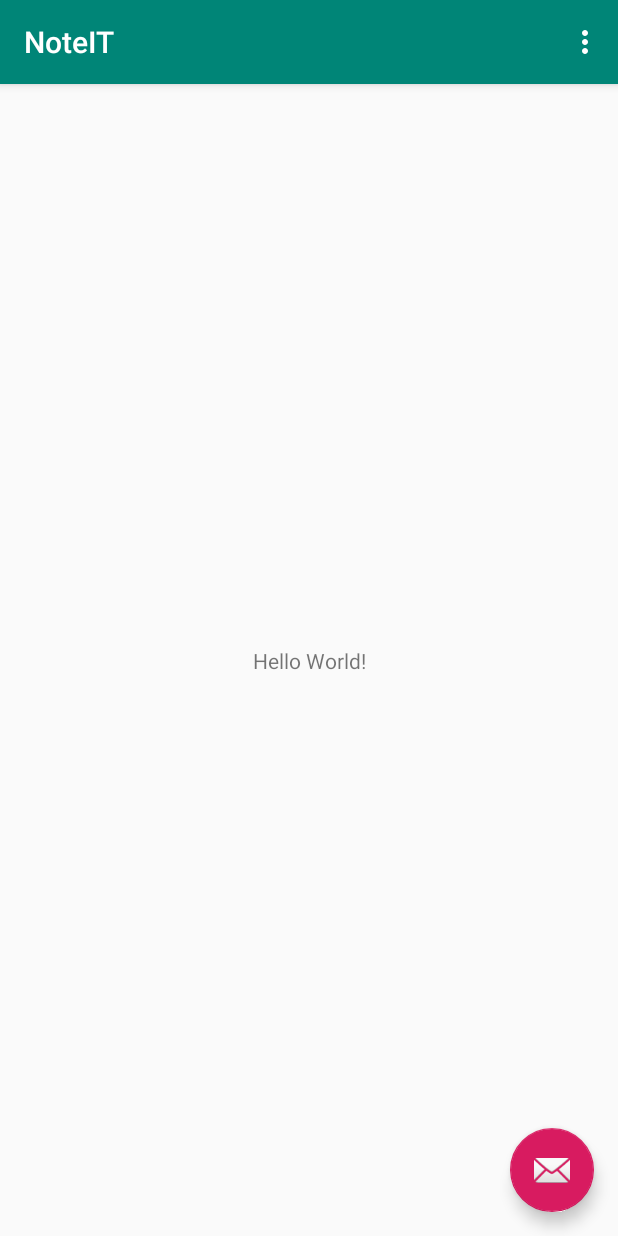
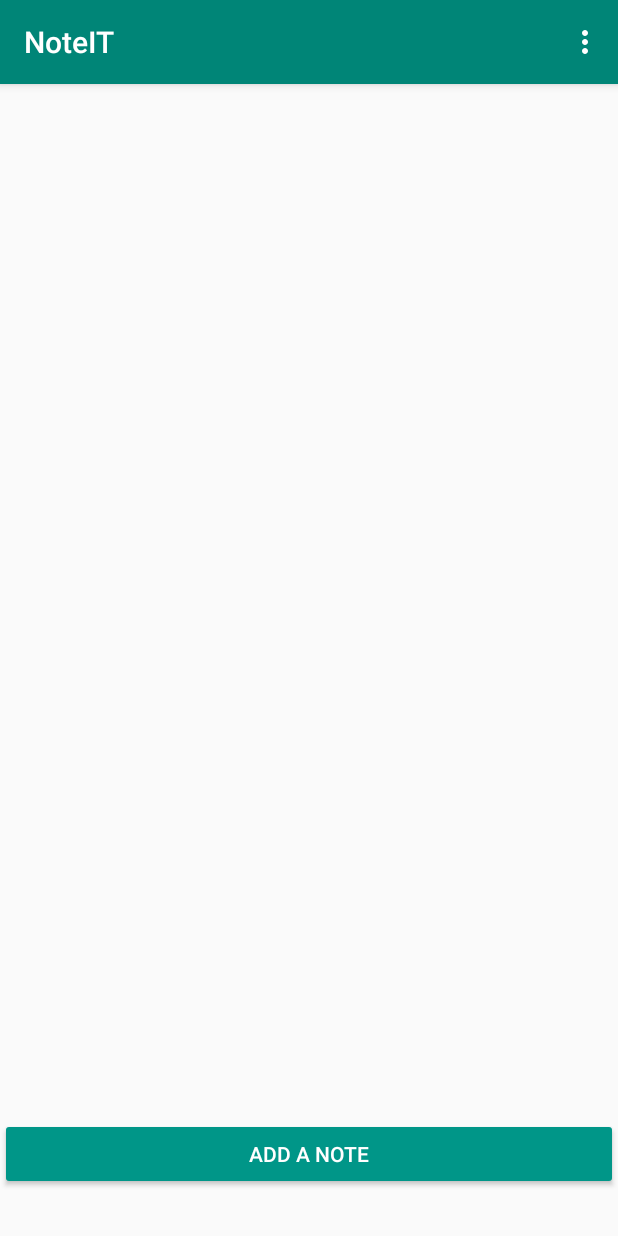
Before and after one commit to sagar9268/NoteIT, an Android app: the screen it shows after launch (MainActivity), on a phone screen of 412 x 824 dp. Run offline under Robolectric (Android 15) with nearby library versions, the phone set to English and light mode, and no system bars.

Commit message:
layout update

```diff
--- a/app/src/main/java/com/sagar/noteit/MainActivity.java
+++ b/app/src/main/java/com/sagar/noteit/MainActivity.java
@@ -21,6 +21,7 @@ public class MainActivity extends AppCompatActivity {
         Toolbar toolbar = findViewById(R.id.toolbar);
         setSupportActionBar(toolbar);
 
+        /*
         FloatingActionButton fab = findViewById(R.id.fab);
         fab.setOnClickListener(new View.OnClickListener() {
             @Override
@@ -29,6 +30,7 @@ public class MainActivity extends AppCompatActivity {
                         .setAction("Action", null).show();
             }
         });
+        */
     }
 
     @Override
--- a/app/src/main/res/layout/activity_main.xml
+++ b/app/src/main/res/layout/activity_main.xml
@@ -20,14 +20,6 @@
 
     </com.google.android.material.appbar.AppBarLayout>
 
-    <com.google.android.material.floatingactionbutton.FloatingActionButton
-        android:id="@+id/fab"
-        android:layout_width="wrap_content"
-        android:layout_height="wrap_content"
-        android:layout_gravity="bottom|end"
-        android:layout_margin="@dimen/fab_margin"
-        app:srcCompat="@android:drawable/ic_dialog_email" />
-
     <include layout="@layout/content_main" />
 
 </androidx.coordinatorlayout.widget.CoordinatorLayout>
--- a/app/src/main/res/layout/content_main.xml
+++ b/app/src/main/res/layout/content_main.xml
@@ -8,13 +8,41 @@
     tools:context=".MainActivity"
     tools:showIn="@layout/activity_main">
 
-    <TextView
-        android:layout_width="wrap_content"
-        android:layout_height="wrap_content"
-        android:text="Hello World!"
-        app:layout_constraintBottom_toBottomOf="parent"
-        app:layout_constraintLeft_toLeftOf="parent"
-        app:layout_constraintRight_toRightOf="parent"
+    <androidx.recyclerview.widget.RecyclerView
+        android:id="@+id/notelistrec"
+        android:layout_width="409dp"
+        android:layout_height="625dp"
+        android:layout_marginStart="1dp"
+        android:layout_marginTop="1dp"
+        android:layout_marginEnd="1dp"
+        android:layout_marginBottom="1dp"
+        app:layout_constraintBottom_toTopOf="@+id/linearLayout"
+        app:layout_constraintEnd_toEndOf="parent"
+        app:layout_constraintHorizontal_bias="0.0"
+        app:layout_constraintStart_toStartOf="parent"
         app:layout_constraintTop_toTopOf="parent" />
 
+    <LinearLayout
+        android:id="@+id/linearLayout"
+        android:layout_width="0dp"
+        android:layout_height="wrap_content"
+        android:layout_alignParentStart="true"
+        android:layout_alignParentBottom="true"
+        android:gravity="bottom"
+        android:orientation="horizontal"
+        app:layout_constraintBottom_toBottomOf="parent"
+        app:layout_constraintEnd_toEndOf="parent"
+        app:layout_constraintStart_toStartOf="parent"
+        app:layout_constraintTop_toBottomOf="@+id/notelistrec">
+
+        <Button
+            android:id="@+id/button"
+            android:layout_width="match_parent"
+            android:layout_height="match_parent"
+            android:backgroundTint="#009688"
+            android:text="Add a Note"
+            android:textAlignment="center"
+            android:textColor="#FFFFFF" />
+    </LinearLayout>
+
 </androidx.constraintlayout.widget.ConstraintLayout>
--- a/app/src/main/res/menu/menu_main.xml
+++ b/app/src/main/res/menu/menu_main.xml
@@ -7,4 +7,9 @@
         android:orderInCategory="100"
         android:title="@string/action_settings"
         app:showAsAction="never" />
+    <item
+        android:id="@+id/action_sign_out"
+        android:orderInCategory="200"
+        android:title="@string/sign_out"
+        app:showAsAction="never" />
 </menu>
--- a/app/src/main/res/values/strings.xml
+++ b/app/src/main/res/values/strings.xml
@@ -1,4 +1,5 @@
 <resources>
     <string name="app_name">NoteIT</string>
     <string name="action_settings">Settings</string>
+    <string name="sign_out">Sign Out</string>
 </resources>
```
